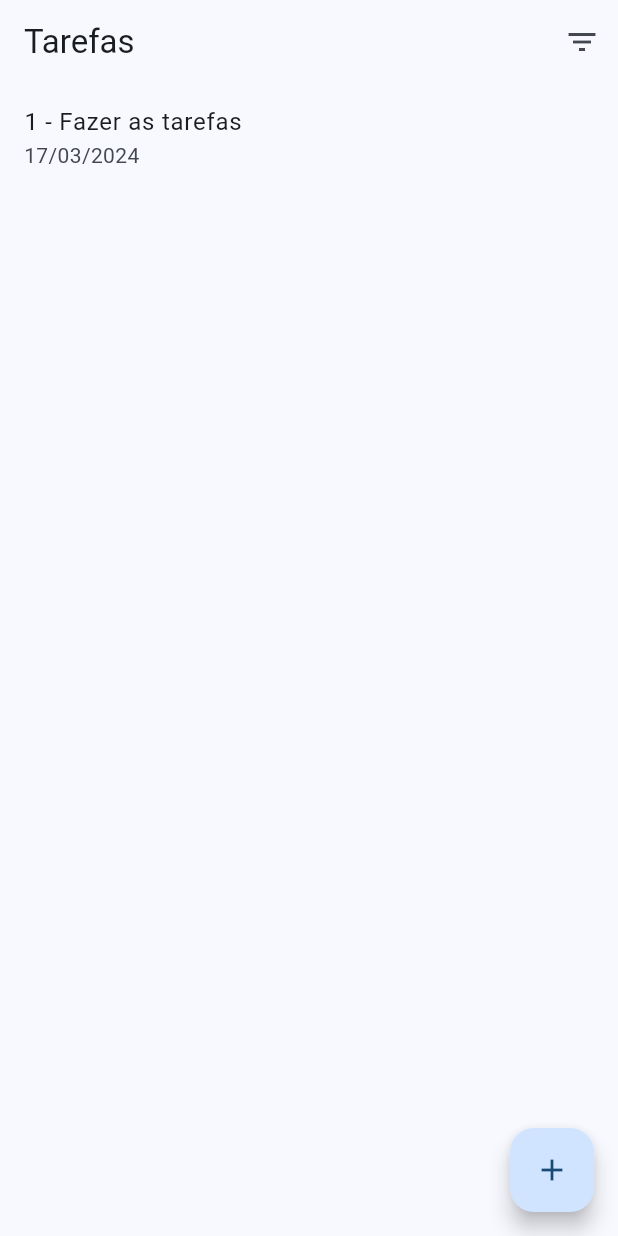
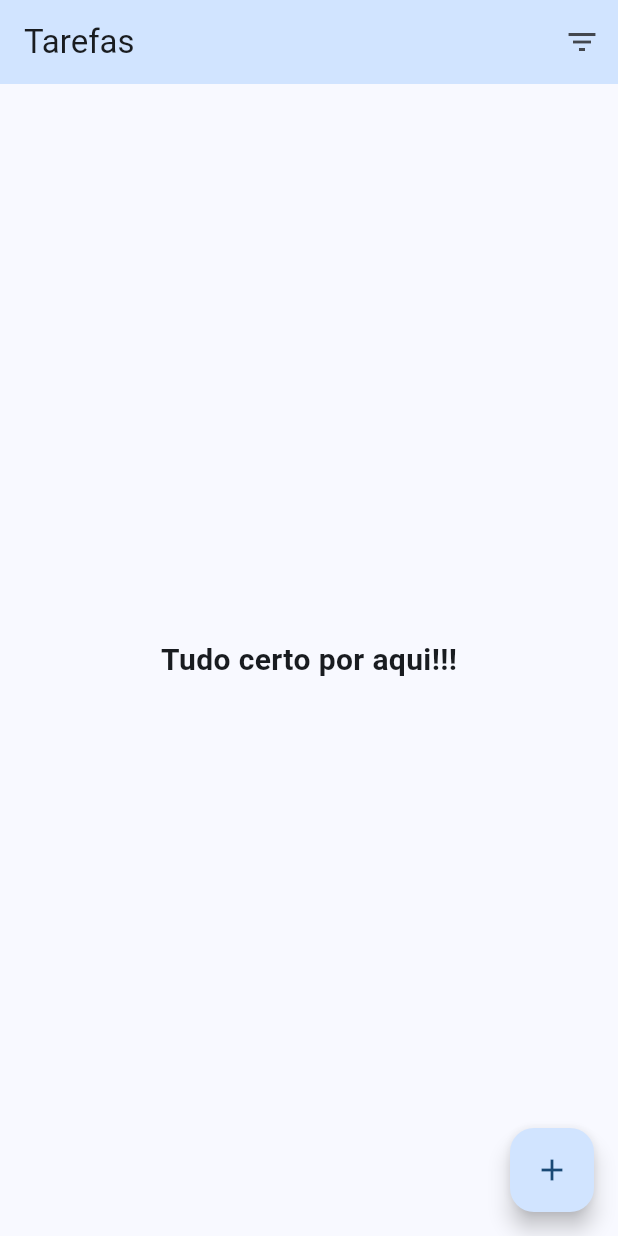
Before and after one commit to GiovaniMarcarini/gerenciador_tareas_MD2024, a Flutter app: the screen it shows after launch, on a phone screen of 412 x 824 dp. Run offline on Flutter 3.47's test engine with Material 3 defaults, Android fonts, the phone set to English and light mode, and no system bars.

```diff
--- a/lib/main.dart
+++ b/lib/main.dart
@@ -15,6 +15,7 @@ class MyApp extends StatelessWidget {
       debugShowCheckedModeBanner: false,
       title: 'Gerenciador Tarefas',
       theme: ThemeData(
+        primarySwatch: Colors.red,
         colorScheme: ColorScheme.fromSeed(seedColor: Colors.blue),
         useMaterial3: true,
       ),
--- a/lib/pages/lista_page_tarefas.dart
+++ b/lib/pages/lista_page_tarefas.dart
@@ -1,5 +1,3 @@
-
-import 'dart:js';
 
 import 'package:flutter/material.dart';
 import 'package:gerenciador_tareas/model/tarefa.dart';
@@ -12,14 +10,12 @@ class ListaTarefaPage extends StatefulWidget{
 
 class _ListaTarefaPageState extends State<ListaTarefaPage>{
 
-  final _tarefas = <Tarefa> [
-    Tarefa(id: 1, descricao: 'Fazer as tarefas', prazo: DateTime.now().add(Duration(days: 5))),
-  ];
+  final _tarefas = <Tarefa> [];
 
   @override
   Widget build(BuildContext context){
     return Scaffold(
-      appBar: _criarAppBar(),
+      appBar: _criarAppBar(context),
       body: _criarBody(),
       floatingActionButton: FloatingActionButton(
         onPressed: () {},
@@ -29,9 +25,9 @@ class _ListaTarefaPageState extends State<ListaTarefaPage>{
     );
   }
 
-  AppBar _criarAppBar(){
-    backgroundColor: Theme.of(context).colorScheme.primaryContainer;
+  AppBar _criarAppBar(BuildContext context){
     return AppBar(
+        backgroundColor: Theme.of(context).colorScheme.primaryContainer,
       title: Text('Tarefas'),
       centerTitle: false,
       actions: [
@@ -44,7 +40,6 @@ class _ListaTarefaPageState extends State<ListaTarefaPage>{
   }
 
   Widget _criarBody(){
-
     if(_tarefas.isEmpty){
       return  const Center(
         child: Text('Tudo certo por aqui!!!',
@@ -52,16 +47,15 @@ class _ListaTarefaPageState extends State<ListaTarefaPage>{
         ),
       );
     }
-
     return ListView.separated(
         itemBuilder: (BuildContext context, int index){
           final tarefa = _tarefas[index];
           return ListTile(
             title: Text('${tarefa.id} - ${tarefa.descricao}'),
-            subtitle: Text(tarefa.prazoFormatado),
+            subtitle: Text('Prazo - ${tarefa.prazoFormatado}'),
     );
     },
-        separatorBuilder: (BuildContext context, int index) => Divider(),
+        separatorBuilder: (BuildContext context, int index) => const Divider(),
         itemCount: _tarefas.length,
     );
   }
```
Also changed, not shown: lib/widgets/conteudo_form_dialog.dart (added, +67 -0 lines).
